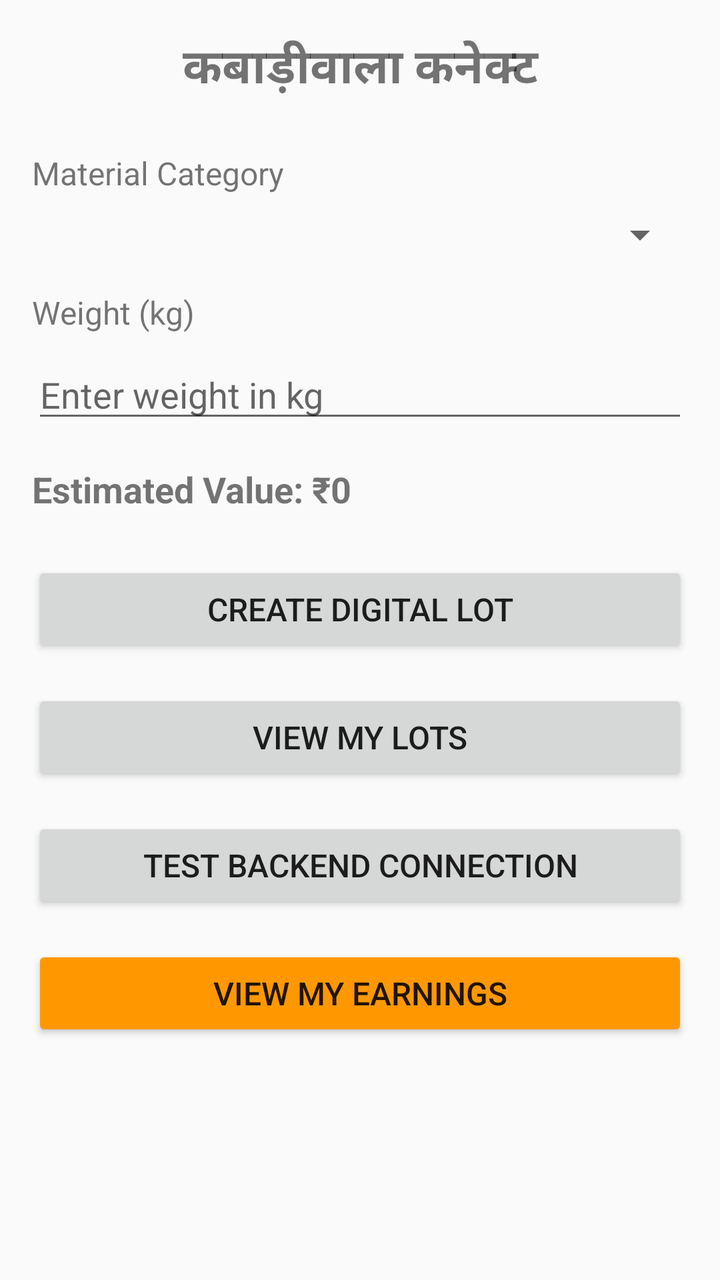
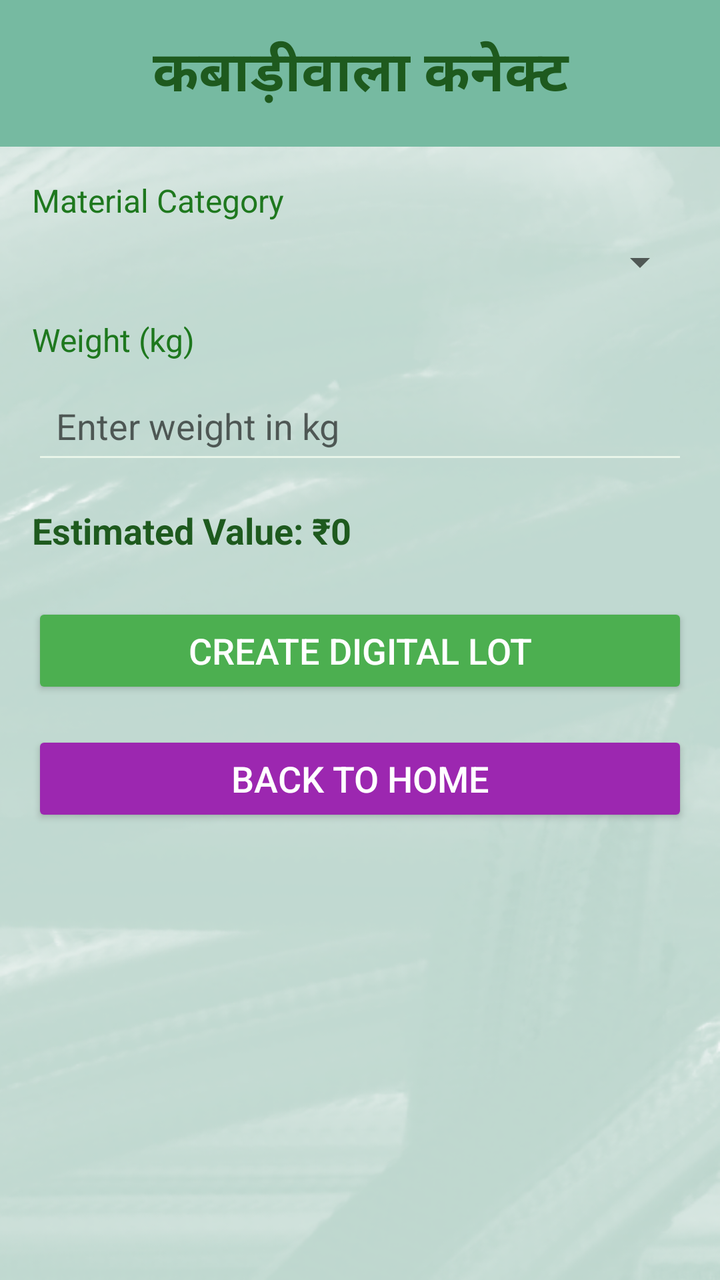

Before-and-after screenshots of an Android layout around one commit, followed by the original layout XML and the change that was made.
<!-- AndroidManifest.xml: application theme Theme.AppCompat.Light.DarkActionBar -->
<!-- res/layout/activity_main.xml -->
<?xml version="1.0" encoding="utf-8"?>
<LinearLayout xmlns:android="http://schemas.android.com/apk/res/android"
    android:layout_width="match_parent"
    android:layout_height="match_parent"
    android:orientation="vertical"
    android:padding="16dp">

    <TextView
        android:layout_width="match_parent"
        android:layout_height="wrap_content"
        android:text="कबाड़ीवाला कनेक्ट"
        android:textSize="24sp"
        android:textStyle="bold"
        android:gravity="center"
        android:layout_marginBottom="24dp" />

    <TextView
        android:layout_width="match_parent"
        android:layout_height="wrap_content"
        android:text="Material Category"
        android:textSize="16sp"
        android:layout_marginBottom="8dp" />

    <Spinner
        android:id="@+id/categorySpinner"
        android:layout_width="match_parent"
        android:layout_height="wrap_content"
        android:layout_marginBottom="16dp" />

    <TextView
        android:layout_width="match_parent"
        android:layout_height="wrap_content"
        android:text="Weight (kg)"
        android:textSize="16sp"
        android:layout_marginBottom="8dp" />

    <EditText
        android:id="@+id/weightEditText"
        android:layout_width="match_parent"
        android:layout_height="wrap_content"
        android:inputType="numberDecimal"
        android:hint="Enter weight in kg"
        android:layout_marginBottom="16dp" />

    <TextView
        android:id="@+id/estimatedValueTextView"
        android:layout_width="match_parent"
        android:layout_height="wrap_content"
        android:text="Estimated Value: ₹0"
        android:textSize="18sp"
        android:textStyle="bold"
        android:layout_marginBottom="24dp" />

    <Button
        android:id="@+id/createLotButton"
        android:layout_width="match_parent"
        android:layout_height="wrap_content"
        android:text="Create Digital Lot"
        android:textSize="16sp"
        android:layout_marginBottom="16dp" />

    <Button
        android:id="@+id/viewLotsButton"
        android:layout_width="match_parent"
        android:layout_height="wrap_content"
        android:text="View My Lots"
        android:textSize="16sp"
        android:layout_marginBottom="16dp" />

    <Button
        android:id="@+id/apiTestButton"
        android:layout_width="match_parent"
        android:layout_height="wrap_content"
        android:text="Test Backend Connection"
        android:textSize="16sp"
        android:layout_marginBottom="16dp" />

    <Button
        android:id="@+id/viewEarningsButton"
        android:layout_width="match_parent"
        android:layout_height="wrap_content"
        android:text="View My Earnings"
        android:textSize="16sp"
        android:backgroundTint="#FF9800" />

</LinearLayout>
<!-- resources referenced by this layout -->
<resources>

</resources>

<!-- the commit's change to res/layout/activity_main.xml (unified diff, before → after) -->
@@ -3,84 +3,105 @@
     android:layout_width="match_parent"
     android:layout_height="match_parent"
     android:orientation="vertical"
-    android:padding="16dp">
+    android:background="@drawable/simple_background">
 
-    <TextView
+    
+    <LinearLayout
         android:layout_width="match_parent"
         android:layout_height="wrap_content"
-        android:text="कबाड़ीवाला कनेक्ट"
-        android:textSize="24sp"
-        android:textStyle="bold"
-        android:gravity="center"
-        android:layout_marginBottom="24dp" />
+        android:background="#76BAA1"
+        android:orientation="vertical"
+        android:padding="16dp">
 
-    <TextView
+        <TextView
+            android:layout_width="match_parent"
+            android:layout_height="wrap_content"
+            android:gravity="center"
+            android:text="कबाड़ीवाला कनेक्ट"
+            android:textColor="#1E5A1E"
+            android:textSize="28sp"
+            android:textStyle="bold" />
+
+    </LinearLayout>
+
+    
+    <ScrollView
         android:layout_width="match_parent"
-        android:layout_height="wrap_content"
-        android:text="Material Category"
-        android:textSize="16sp"
-        android:layout_marginBottom="8dp" />
+        android:layout_height="0dp"
+        android:layout_weight="1"
+        android:fillViewport="true">
 
-    <Spinner
-        android:id="@+id/categorySpinner"
-        android:layout_width="match_parent"
-        android:layout_height="wrap_content"
-        android:layout_marginBottom="16dp" />
+        <LinearLayout
+            android:layout_width="match_parent"
+            android:layout_height="wrap_content"
+            android:orientation="vertical"
+            android:padding="16dp">
 
-    <TextView
-        android:layout_width="match_parent"
-        android:layout_height="wrap_content"
-        android:text="Weight (kg)"
-        android:textSize="16sp"
-        android:layout_marginBottom="8dp" />
+            <TextView
+                android:layout_width="match_parent"
+                android:layout_height="wrap_content"
+                android:text="Material Category"
+                android:textSize="16sp"
+                android:textColor="#1E781E"
+                android:layout_marginBottom="8dp" />
 
-    <EditText
-        android:id="@+id/weightEditText"
-        android:layout_width="match_parent"
-        android:layout_height="wrap_content"
-        android:inputType="numberDecimal"
-        android:hint="Enter weight in kg"
-        android:layout_marginBottom="16dp" />
+            <Spinner
+                android:id="@+id/categorySpinner"
+                android:layout_width="match_parent"
+                android:layout_height="wrap_content"
+                android:layout_marginBottom="16dp" />
 
-    <TextView
-        android:id="@+id/estimatedValueTextView"
-        android:layout_width="match_parent"
-        android:layout_height="wrap_content"
-        android:text="Estimated Value: ₹0"
-        android:textSize="18sp"
-        android:textStyle="bold"
-        android:layout_marginBottom="24dp" />
+            <TextView
+                android:layout_width="match_parent"
+                android:layout_height="wrap_content"
+                android:text="Weight (kg)"
+                android:textSize="16sp"
+                android:textColor="#1E781E"
+                android:layout_marginBottom="8dp" />
 
-    <Button
-        android:id="@+id/createLotButton"
-        android:layout_width="match_parent"
-        android:layout_height="wrap_content"
-        android:text="Create Digital Lot"
-        android:textSize="16sp"
-        android:layout_marginBottom="16dp" />
+            <EditText
+                android:id="@+id/weightEditText"
+                android:layout_width="match_parent"
+                android:layout_height="wrap_content"
+                android:inputType="numberDecimal"
+                android:hint="Enter weight in kg"
+                android:backgroundTint="#E8F5E9"
+                android:padding="12dp"
+                android:layout_marginBottom="16dp" />
 
-    <Button
-        android:id="@+id/viewLotsButton"
-        android:layout_width="match_parent"
-        android:layout_height="wrap_content"
-        android:text="View My Lots"
-        android:textSize="16sp"
-        android:layout_marginBottom="16dp" />
+            <TextView
+                android:id="@+id/estimatedValueTextView"
+                android:layout_width="match_parent"
+                android:layout_height="wrap_content"
+                android:text="Estimated Value: ₹0"
+                android:textSize="18sp"
+                android:textStyle="bold"
+                android:textColor="#1E5A1E"
+                android:layout_marginBottom="24dp" />
 
-    <Button
-        android:id="@+id/apiTestButton"
-        android:layout_width="match_parent"
-        android:layout_height="wrap_content"
-        android:text="Test Backend Connection"
-        android:textSize="16sp"
-        android:layout_marginBottom="16dp" />
+            <Button
+                android:id="@+id/createLotButton"
+                android:layout_width="match_parent"
+                android:layout_height="wrap_content"
+                android:text="Create Digital Lot"
+                android:textColor="#FFFFFF"
+                android:textSize="18sp"
+                android:backgroundTint="#4CAF50"
+                android:radius="25dp"
+                android:layout_marginBottom="16dp" />
 
-    <Button
-        android:id="@+id/viewEarningsButton"
-        android:layout_width="match_parent"
-        android:layout_height="wrap_content"
-        android:text="View My Earnings"
-        android:textSize="16sp"
-        android:backgroundTint="#FF9800" />
+            <Button
+                android:id="@+id/homeButton"
+                android:layout_width="match_parent"
+                android:layout_height="wrap_content"
+                android:text="Back to Home"
+                android:textColor="#FFFFFF"
+                android:textSize="18sp"
+                android:backgroundTint="#9C27B0"
+                android:radius="25dp" />
+
+        </LinearLayout>
+
+    </ScrollView>
 
 </LinearLayout>
<!-- resource entries referenced after the edit -->
@@ -1,5 +1,5 @@
 <!-- resources referenced by this layout -->
 <resources>
-
+  <!-- drawable simple_background: png bitmap (drawable, 146856 bytes) -->
 </resources>
 
